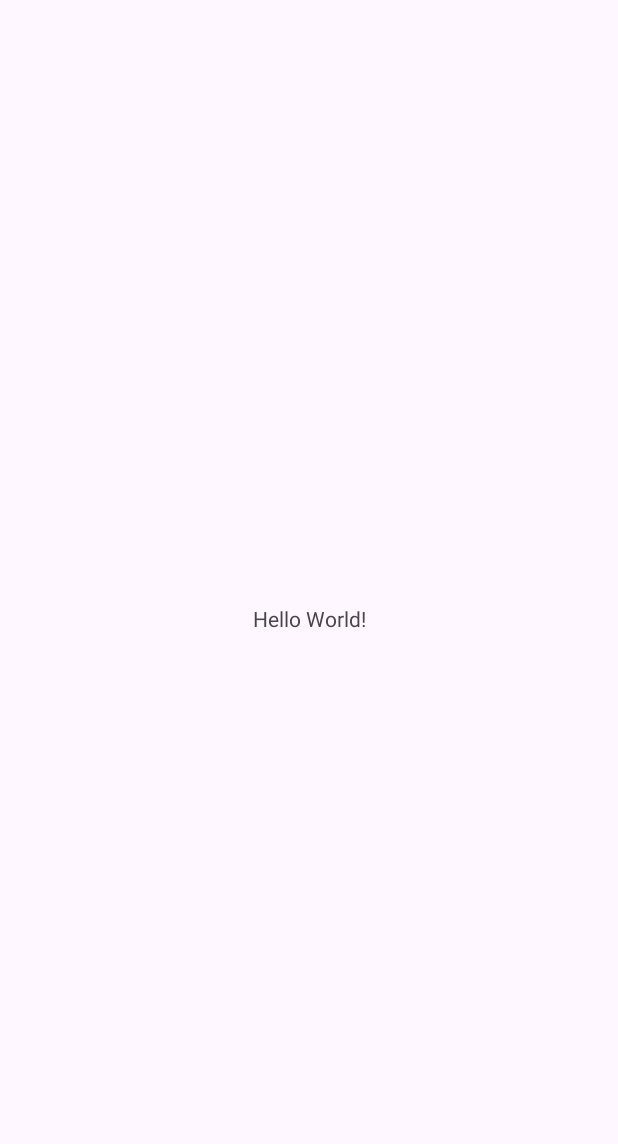
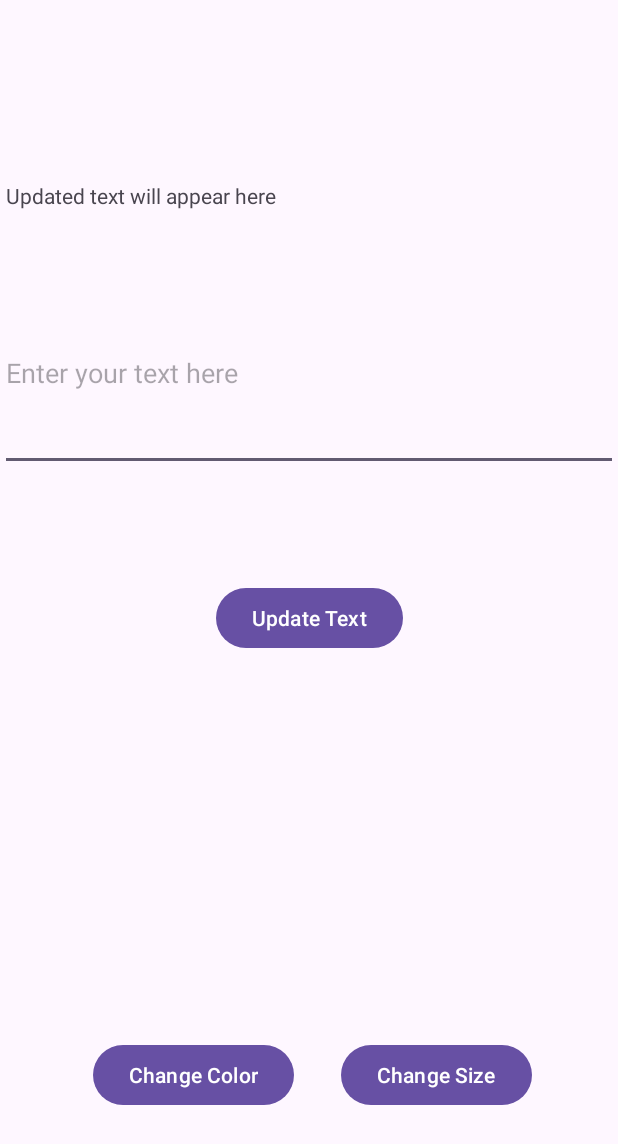
Before and after one commit to TudorGabriel28/G2_TUDOR_TD1, an Android app: the screen it shows after launch (MainActivity), on a phone screen of 412 x 824 dp. Before the commit the part shown is almost empty. Shown: the top 1144 px of the screen. Run offline under Robolectric (Android 15) with nearby library versions, the phone set to English and light mode, and no system bars.

Commit message:
Added TextView, EditText and buttons

```diff
--- a/app/src/main/java/com/example/td1/MainActivity.java
+++ b/app/src/main/java/com/example/td1/MainActivity.java
@@ -1,6 +1,9 @@
 package com.example.td1;
 
 import android.os.Bundle;
+import android.widget.Button;
+import android.widget.EditText;
+import android.widget.TextView;
 
 import androidx.activity.EdgeToEdge;
 import androidx.appcompat.app.AppCompatActivity;
@@ -9,6 +12,12 @@ import androidx.core.view.ViewCompat;
 import androidx.core.view.WindowInsetsCompat;
 
 public class MainActivity extends AppCompatActivity {
+
+    private EditText editText;
+    private TextView textView;
+
+    private int currentTextSize = 14;
+    private boolean isColorChanged = false;
 
     @Override
     protected void onCreate(Bundle savedInstanceState) {
@@ -20,5 +29,33 @@ public class MainActivity extends AppCompatActivity {
             v.setPadding(systemBars.left, systemBars.top, systemBars.right, systemBars.bottom);
             return insets;
         });
+
+        editText = findViewById(R.id.editText);
+        textView = findViewById(R.id.textView);
+        Button updateButton = findViewById(R.id.updateButton);
+        Button colorButton = findViewById(R.id.colorButton);
+        Button sizeButton = findViewById(R.id.sizeButton);
+
+        updateButton.setOnClickListener(v -> {
+            String enteredText = editText.getText().toString();
+            textView.setText(enteredText);
+        });
+
+        colorButton.setOnClickListener(v -> {
+            if (!isColorChanged) {
+                textView.setTextColor(getResources().getColor(android.R.color.holo_red_dark));
+            } else {
+                textView.setTextColor(getResources().getColor(android.R.color.black));
+            }
+            isColorChanged = !isColorChanged;
+        });
+
+        sizeButton.setOnClickListener(v -> {
+            currentTextSize += 2;
+            if (currentTextSize > 24) {
+                currentTextSize = 14;
+            }
+            textView.setTextSize(currentTextSize);
+        });
     }
 }
--- a/app/src/main/res/layout/activity_main.xml
+++ b/app/src/main/res/layout/activity_main.xml
@@ -7,13 +7,67 @@
     android:layout_height="match_parent"
     tools:context=".MainActivity">
 
-    <TextView
+    <EditText
+        android:id="@+id/editText"
+        android:layout_width="match_parent"
+        android:layout_height="wrap_content"
+        android:autofillHints=""
+        android:gravity="top"
+        android:hint="Enter your text here"
+        android:inputType="textMultiLine"
+        android:minLines="3"
+        app:layout_constraintBottom_toBottomOf="parent"
+        app:layout_constraintEnd_toEndOf="parent"
+        app:layout_constraintHorizontal_bias="0.0"
+        app:layout_constraintStart_toStartOf="parent"
+        app:layout_constraintTop_toTopOf="parent"
+        app:layout_constraintVertical_bias="0.307" />
+
+    <Button
+        android:id="@+id/updateButton"
         android:layout_width="wrap_content"
         android:layout_height="wrap_content"
-        android:text="Hello World!"
+        android:text="Update Text"
         app:layout_constraintBottom_toBottomOf="parent"
         app:layout_constraintEnd_toEndOf="parent"
         app:layout_constraintStart_toStartOf="parent"
         app:layout_constraintTop_toTopOf="parent" />
 
+    <TextView
+        android:id="@+id/textView"
+        android:layout_width="match_parent"
+        android:layout_height="wrap_content"
+        android:layout_marginStart="4dp"
+        android:gravity="top"
+        android:minLines="3"
+        android:text="Updated text will appear here"
+        app:layout_constraintBottom_toBottomOf="parent"
+        app:layout_constraintStart_toStartOf="parent"
+        app:layout_constraintTop_toTopOf="parent"
+        app:layout_constraintVertical_bias="0.156" />
+
+    <Button
+        android:id="@+id/colorButton"
+        android:layout_width="wrap_content"
+        android:layout_height="wrap_content"
+        android:text="Change Color"
+        app:layout_constraintBottom_toBottomOf="parent"
+        app:layout_constraintEnd_toEndOf="parent"
+        app:layout_constraintHorizontal_bias="0.224"
+        app:layout_constraintStart_toStartOf="parent"
+        app:layout_constraintTop_toTopOf="parent"
+        app:layout_constraintVertical_bias="0.893" />
+
+    <Button
+        android:id="@+id/sizeButton"
+        android:layout_width="wrap_content"
+        android:layout_height="wrap_content"
+        android:text="Change Size"
+        app:layout_constraintBottom_toBottomOf="parent"
+        app:layout_constraintEnd_toEndOf="parent"
+        app:layout_constraintHorizontal_bias="0.798"
+        app:layout_constraintStart_toStartOf="parent"
+        app:layout_constraintTop_toTopOf="parent"
+        app:layout_constraintVertical_bias="0.893" />
+
 </androidx.constraintlayout.widget.ConstraintLayout>
```
